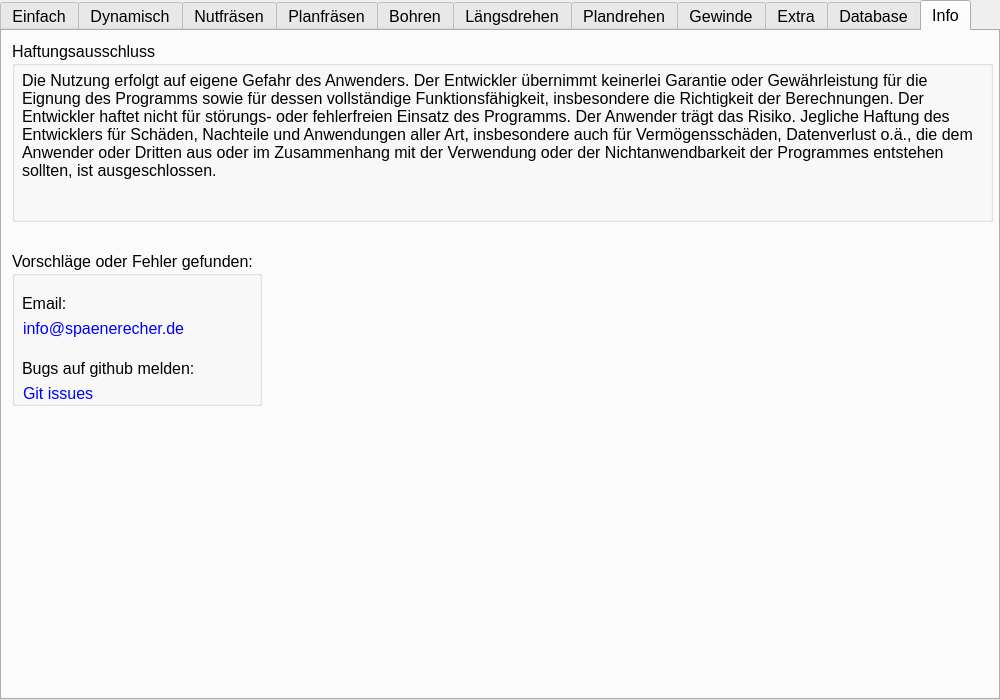
Qt form mainwindow.ui (EinRainerZufall/SpaeneRechner) before a commit.
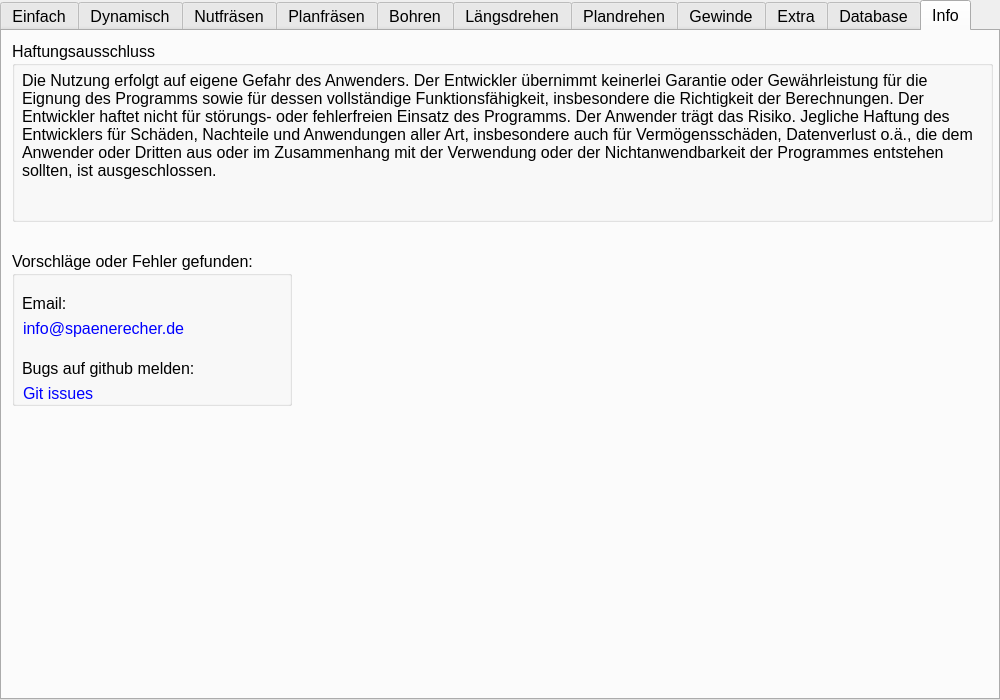
The same form after that commit. The open tabs and pages were chosen to show the change. Icons and pictures are not drawn.

Commit message: finish createDatabase module

```diff
--- a/mainwindow.ui
+++ b/mainwindow.ui
@@ -3542,7 +3542,7 @@
        <rect>
         <x>10</x>
         <y>220</y>
-        <width>250</width>
+        <width>280</width>
         <height>155</height>
        </rect>
       </property>
@@ -3634,7 +3634,7 @@
      <widget class="QPushButton" name="btnXlnt">
       <property name="geometry">
        <rect>
-        <x>810</x>
+        <x>805</x>
         <y>560</y>
         <width>180</width>
         <height>55</height>
```
Left out of the diff: 2 changed lines with no effect on the pictures. The commit also changes 2 other files.
